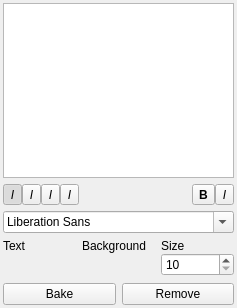
Above: src/client/ui/textsettings.ui from drawpile/Drawpile before the change. Below: the same form after it.
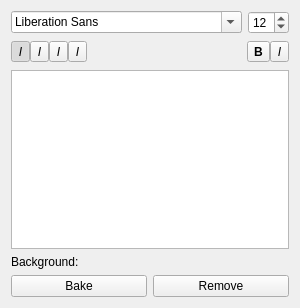
That is the form after the change. Icons and pictures are not drawn. Custom widgets are drawn as their Qt base class.

```diff
--- a/src/client/ui/textsettings.ui
+++ b/src/client/ui/textsettings.ui
@@ -12,21 +12,38 @@
   <property name="windowTitle" >
    <string>Annotation settings</string>
   </property>
-  <layout class="QVBoxLayout" >
-   <property name="margin" >
-    <number>3</number>
-   </property>
+  <layout class="QVBoxLayout" name="verticalLayout">
    <item>
-    <widget class="QTextEdit" name="content" />
+    <layout class="QHBoxLayout" name="horizontalLayout_2">
+     <item>
+      <widget class="QFontComboBox" name="font"/>
+     </item>
+     <item>
+      <widget class="QDoubleSpinBox" name="size">
+       <property name="decimals">
+        <number>0</number>
+       </property>
+       <property name="minimum">
+        <double>1.000000000000000</double>
+       </property>
+       <property name="maximum">
+        <double>72.000000000000000</double>
+       </property>
+       <property name="value">
+        <double>12.000000000000000</double>
+       </property>
+      </widget>
+     </item>
+    </layout>
    </item>
    <item>
-    <layout class="QHBoxLayout" >
-     <property name="spacing" >
+    <layout class="QHBoxLayout">
+     <property name="spacing">
       <number>0</number>
      </property>
      <item>
-      <widget class="QToolButton" name="left" >
-       <property name="font" >
+      <widget class="QToolButton" name="left">
+       <property name="font">
         <font>
          <italic>true</italic>
         </font>
@@ -53,8 +70,8 @@
       </widget>
      </item>
      <item>
-      <widget class="QToolButton" name="center" >
-       <property name="font" >
+      <widget class="QToolButton" name="center">
+       <property name="font">
         <font>
          <italic>true</italic>
         </font>
@@ -78,8 +95,8 @@
       </widget>
      </item>
      <item>
-      <widget class="QToolButton" name="fill" >
-       <property name="font" >
+      <widget class="QToolButton" name="justify">
+       <property name="font">
         <font>
          <italic>true</italic>
         </font>
@@ -103,8 +120,8 @@
       </widget>
      </item>
      <item>
-      <widget class="QToolButton" name="right" >
-       <property name="font" >
+      <widget class="QToolButton" name="right">
+       <property name="font">
         <font>
          <italic>true</italic>
         </font>
@@ -141,8 +158,21 @@
       </spacer>
      </item>
      <item>
-      <widget class="QToolButton" name="bold" >
-       <property name="font" >
+      <widget class="ColorButton" name="btnTextColor" native="true">
+       <property name="minimumSize">
+        <size>
+         <width>24</width>
+         <height>24</height>
+        </size>
+       </property>
+       <property name="setAlpha" stdset="0">
+        <bool>true</bool>
+       </property>
+      </widget>
+     </item>
+     <item>
+      <widget class="QToolButton" name="bold">
+       <property name="font">
         <font>
          <weight>75</weight>
          <bold>true</bold>
@@ -164,8 +194,8 @@
       </widget>
      </item>
      <item>
-      <widget class="QToolButton" name="italic" >
-       <property name="font" >
+      <widget class="QToolButton" name="italic">
+       <property name="font">
         <font>
          <italic>true</italic>
         </font>
@@ -188,50 +218,26 @@
     </layout>
    </item>
    <item>
-    <widget class="QFontComboBox" name="font" />
+    <widget class="QTextEdit" name="content"/>
    </item>
    <item>
-    <layout class="QGridLayout" >
-     <property name="verticalSpacing" >
-      <number>0</number>
-     </property>
-     <item row="0" column="0" >
-      <widget class="QLabel" name="label" >
-       <property name="text" >
-        <string>Text</string>
+    <layout class="QHBoxLayout" name="horizontalLayout">
+     <item>
+      <widget class="QLabel" name="label_2">
+       <property name="text">
+        <string>Background:</string>
        </property>
       </widget>
      </item>
-     <item row="0" column="1" >
-      <widget class="QLabel" name="label_2" >
-       <property name="text" >
-        <string>Background</string>
-       </property>
-      </widget>
-     </item>
-     <item row="0" column="2" >
-      <widget class="QLabel" name="label_3" >
-       <property name="text" >
-        <string>Size</string>
-       </property>
-      </widget>
-     </item>
-     <item row="1" column="0" >
-      <widget class="ColorButton" name="btnText" >
-       <property name="minimumSize" >
+     <item>
+      <widget class="ColorButton" name="btnBackground" native="true">
+       <property name="minimumSize">
         <size>
-         <width>0</width>
-         <height>24</height>
+         <width>24</width>
+         <height>0</height>
         </size>
        </property>
-       <property name="setAlpha" stdset="0" >
-        <bool>true</bool>
-       </property>
-      </widget>
-     </item>
-     <item row="1" column="1" >
-      <widget class="ColorButton" name="btnBackground" >
-       <property name="color" >
+       <property name="color" stdset="0">
         <color>
          <red>0</red>
          <green>0</green>
@@ -243,20 +249,13 @@
        </property>
       </widget>
      </item>
-     <item row="1" column="2" >
-      <widget class="QSpinBox" name="size" >
-       <property name="minimum" >
-        <number>10</number>
-       </property>
-      </widget>
-     </item>
     </layout>
    </item>
    <item>
-    <layout class="QHBoxLayout" >
+    <layout class="QHBoxLayout">
      <item>
-      <widget class="QPushButton" name="btnBake" >
-       <property name="toolTip" >
+      <widget class="QPushButton" name="btnBake">
+       <property name="toolTip">
         <string>Bake the text onto the image</string>
        </property>
        <property name="text" >
@@ -265,8 +264,8 @@
       </widget>
      </item>
      <item>
-      <widget class="QPushButton" name="btnRemove" >
-       <property name="toolTip" >
+      <widget class="QPushButton" name="btnRemove">
+       <property name="toolTip">
         <string>Delete this annotation</string>
        </property>
        <property name="text" >
```
Left out of the diff: 161 changed lines with no effect on the pictures.
